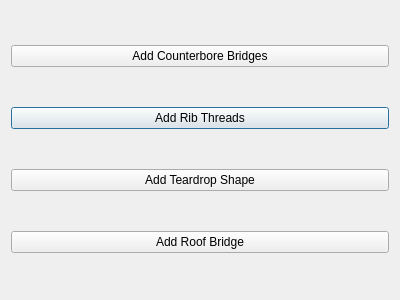
Qt form Resources/panels/ffDesign_HoleWizard.ui (Rahix/FusedFilamentDesign) before a commit.
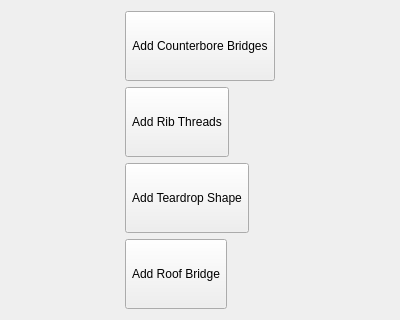
The same form after that commit. Icons and pictures are not drawn.

```diff
--- a/Resources/panels/ffDesign_HoleWizard.ui
+++ b/Resources/panels/ffDesign_HoleWizard.ui
@@ -7,7 +7,7 @@
     <x>0</x>
     <y>0</y>
     <width>400</width>
-    <height>300</height>
+    <height>320</height>
    </rect>
   </property>
   <property name="windowTitle">
@@ -15,31 +15,110 @@
   </property>
   <layout class="QGridLayout" name="gridLayout">
    <item row="1" column="0">
-    <widget class="QPushButton" name="AddRibThreads">
+    <widget class="QToolButton" name="AddRibThreads">
+     <property name="sizePolicy">
+      <sizepolicy hsizetype="Maximum" vsizetype="Preferred">
+       <horstretch>0</horstretch>
+       <verstretch>0</verstretch>
+      </sizepolicy>
+     </property>
      <property name="text">
       <string>Add Rib Threads</string>
      </property>
+     <property name="icon">
+      <iconset resource="Icons/resource.qrc">
+      <normaloff>:/icons/help-browser.svg</normaloff>:/icons/help-browser.svg</iconset>
+     </property>
+     <property name="iconSize">
+      <size>
+       <width>32</width>
+       <height>32</height>
+      </size>
+     </property>
+     <property name="toolButtonStyle">
+      <enum>Qt::ToolButtonStyle::ToolButtonTextBesideIcon</enum>
+     </property>
     </widget>
    </item>
    <item row="2" column="0">
-    <widget class="QPushButton" name="AddTeardropShape">
+    <widget class="QToolButton" name="AddTeardropShape">
+     <property name="sizePolicy">
+      <sizepolicy hsizetype="Maximum" vsizetype="Preferred">
+       <horstretch>0</horstretch>
+       <verstretch>0</verstretch>
+      </sizepolicy>
+     </property>
      <property name="text">
       <string>Add Teardrop Shape</string>
      </property>
+     <property name="icon">
+      <iconset resource="Icons/resource.qrc">
+      <normaloff>:/icons/help-browser.svg</normaloff>:/icons/help-browser.svg</iconset>
+     </property>
+     <property name="iconSize">
+      <size>
+       <width>32</width>
+       <height>32</height>
+      </size>
+     </property>
+     <property name="toolButtonStyle">
+      <enum>Qt::ToolButtonStyle::ToolButtonTextBesideIcon</enum>
+     </property>
     </widget>
    </item>
    <item row="0" column="0">
-    <widget class="QPushButton" name="AddCounterboreBridges">
+    <widget class="QToolButton" name="AddCounterboreBridges">
+     <property name="sizePolicy">
+      <sizepolicy hsizetype="Maximum" vsizetype="Preferred">
+       <horstretch>0</horstretch>
+       <verstretch>0</verstretch>
+      </sizepolicy>
+     </property>
      <property name="text">
       <string>Add Counterbore Bridges</string>
      </property>
+     <property name="toolTip">
+      <string>Add bridges to a counterbored hole so that it can be printed upside down.</string>
+     </property>
+     <property name="icon">
+      <iconset>
+       <normaloff>icons:ffDesign_CounterboreBridges.svg</normaloff>icons:ffDesign_CounterboreBridges.svg</iconset>
+     </property>
+     <property name="iconSize">
+      <size>
+       <width>32</width>
+       <height>32</height>
+      </size>
+     </property>
+     <property name="toolButtonStyle">
+      <enum>Qt::ToolButtonStyle::ToolButtonTextBesideIcon</enum>
+     </property>
     </widget>
    </item>
    <item row="3" column="0">
-    <widget class="QPushButton" name="AddRoofBridge">
+    <widget class="QToolButton" name="AddRoofBridge">
+     <property name="sizePolicy">
+      <sizepolicy hsizetype="Maximum" vsizetype="Preferred">
+       <horstretch>0</horstretch>
+       <verstretch>0</verstretch>
+      </sizepolicy>
+     </property>
      <property name="text">
       <string>Add Roof Bridge</string>
      </property>
+     <property name="icon">
+      <iconset resource="Icons/resource.qrc">
+      <normaloff>:/icons/help-browser.svg</normaloff>:/icons/help-browser.svg</iconset>
+     </property>
+     <property name="iconSize">
+      <size>
+       <width>32</width>
+       <height>32</height>
+      </size>
+     </property>
+     <property name="toolButtonStyle">
+      <enum>Qt::ToolButtonStyle::ToolButtonTextBesideIcon</enum>
+     </property>
     </widget>
    </item>
   </layout>
```
